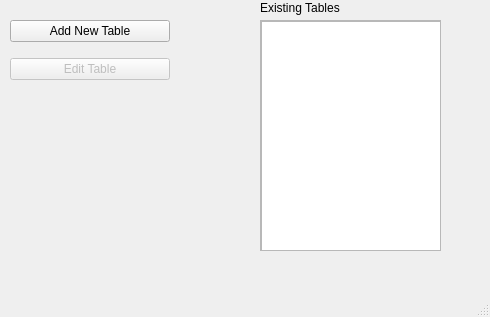
Above: resources/ui/editwindow.ui from Acliu1498/freshman_form_parser before the change. Below: the same form after it.
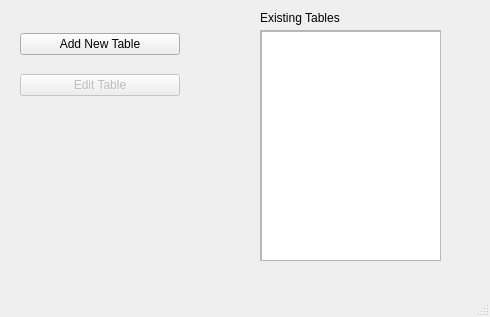
That is the form after the change.

The edit to the form file:
```diff
--- a/resources/ui/editwindow.ui
+++ b/resources/ui/editwindow.ui
@@ -17,10 +17,10 @@
    <widget class="QWidget" name="verticalLayoutWidget">
     <property name="geometry">
      <rect>
-      <x>10</x>
-      <y>10</y>
+      <x>20</x>
+      <y>20</y>
       <width>160</width>
-      <height>80</height>
+      <height>91</height>
      </rect>
     </property>
     <layout class="QVBoxLayout" name="verticalLayout">
@@ -47,7 +47,7 @@
     <property name="geometry">
      <rect>
       <x>260</x>
-      <y>20</y>
+      <y>30</y>
       <width>181</width>
       <height>231</height>
      </rect>
@@ -80,7 +80,7 @@
     <property name="geometry">
      <rect>
       <x>260</x>
-      <y>0</y>
+      <y>10</y>
       <width>131</width>
       <height>16</height>
      </rect>
```
